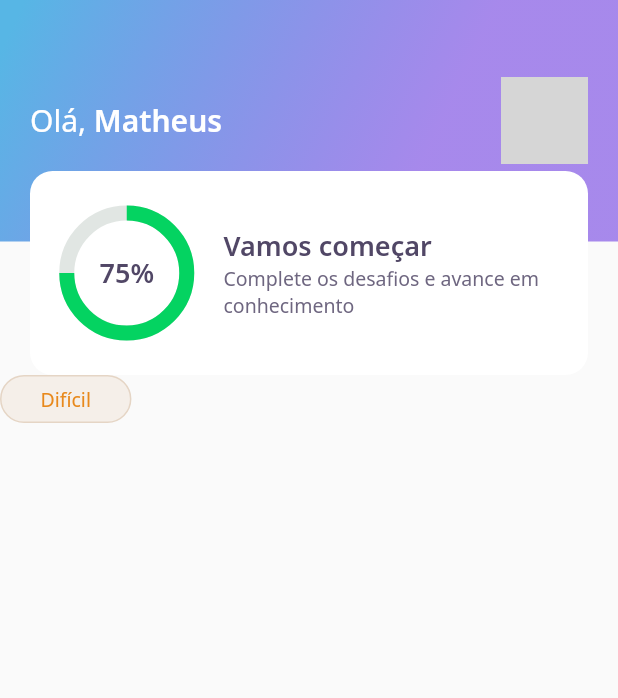
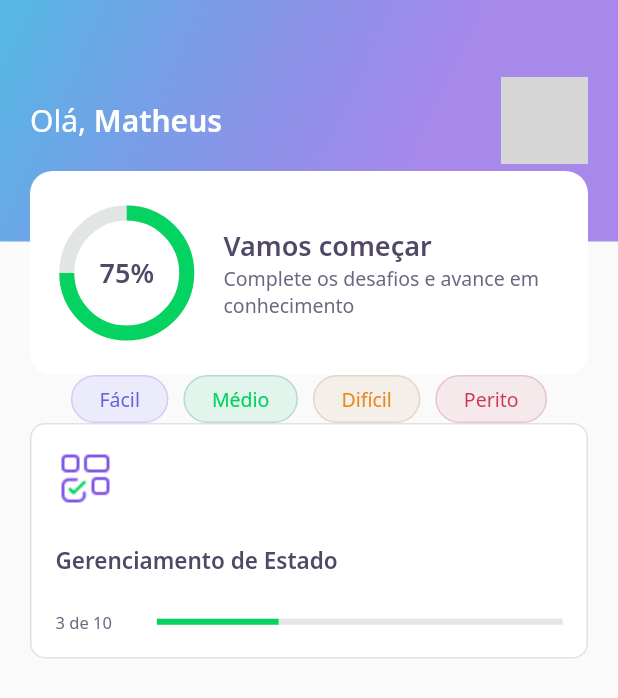
Before and after one commit to MathSilms/first-flutter-project, a Flutter app: the screen it shows after launch, on a phone screen of 412 x 824 dp. Shown: the top 698 px of the screen. Run offline on Flutter 3.47's test engine with Material 2 defaults, Android fonts, the phone set to English and light mode, and no system bars; our stand-ins replace google_fonts; network calls fail; grey boxes are pictures that could not be loaded.

Commit message:
ajustando o botão de nível

```diff
--- a/devquiz/lib/home/home_page.dart
+++ b/devquiz/lib/home/home_page.dart
@@ -1,5 +1,6 @@
 import 'package:DevQuiz/home/widgets/appbar/appbar.widget.dart';
 import 'package:DevQuiz/home/widgets/level_button/level_button_widget.dart';
+import 'package:DevQuiz/home/widgets/quiz_card/quiz_card_widget.dart';
 import 'package:flutter/material.dart';
 
 class HomePage extends StatefulWidget {
@@ -14,7 +15,30 @@ class _HomePageState extends State<HomePage> {
   Widget build(BuildContext context) {
     return Scaffold(
       appBar: AppBarWidget(),
-      body: LevelButtonWidget(label: 'Difícil'),
+      body: Padding(
+        padding: const EdgeInsets.symmetric(horizontal: 20),
+        child: Column(
+          children: [
+            SizedBox(
+              height: 32,
+              child: ListView(
+                scrollDirection: Axis.horizontal,
+                shrinkWrap: true,
+                children: [
+                  LevelButtonWidget(label: 'Fácil'),
+                  SizedBox(width: 10),
+                  LevelButtonWidget(label: 'Médio'),
+                  SizedBox(width: 10),
+                  LevelButtonWidget(label: 'Difícil'),
+                  SizedBox(width: 10),
+                  LevelButtonWidget(label: 'Perito'),
+                ],
+              ),
+            ),
+            QuizCardWidget(),
+          ],
+        ),
+      ),
     );
   }
 }
--- a/devquiz/lib/home/widgets/chart/chart_widget.dart
+++ b/devquiz/lib/home/widgets/chart/chart_widget.dart
@@ -5,8 +5,8 @@ class ChartWidget extends StatelessWidget {
   @override
   Widget build(BuildContext context) {
     return Container(
-      width: 90,
-      height: 90,
+      width: 80,
+      height: 80,
       child: Stack(
         children: [
           Center(
--- a/devquiz/lib/home/widgets/level_button/level_button_widget.dart
+++ b/devquiz/lib/home/widgets/level_button/level_button_widget.dart
@@ -1,20 +1,18 @@
 import 'package:DevQuiz/core/app_colors.dart';
-import 'package:DevQuiz/core/core.dart';
 import 'package:flutter/material.dart';
 import 'package:google_fonts/google_fonts.dart';
 
 class LevelButtonWidget extends StatelessWidget {
   final String label;
-
   LevelButtonWidget({Key? key, required this.label})
-      : assert(['Fácil', 'Médio', 'Difícil', 'Perito'].contains(label)),
+      : assert(["Fácil", "Médio", "Difícil", "Perito"].contains(label)),
         super(key: key);
 
   final config = {
     "Fácil": {
-      "color": AppColors.levelButtonMedio,
-      "borderColor": AppColors.levelButtonBorderMedio,
-      "fontColor": AppColors.levelButtonTextMedio,
+      "color": AppColors.levelButtonFacil,
+      "borderColor": AppColors.levelButtonBorderFacil,
+      "fontColor": AppColors.levelButtonTextFacil,
     },
     "Médio": {
       "color": AppColors.levelButtonMedio,
@@ -30,9 +28,9 @@ class LevelButtonWidget extends StatelessWidget {
       "color": AppColors.levelButtonPerito,
       "borderColor": AppColors.levelButtonBorderPerito,
       "fontColor": AppColors.levelButtonTextPerito,
-    }
+    },
   };
-  //28:39
+
   Color get color => config[label]!['color']!;
   Color get borderColor => config[label]!['borderColor']!;
   Color get fontColor => config[label]!['fontColor']!;
@@ -41,19 +39,16 @@ class LevelButtonWidget extends StatelessWidget {
   Widget build(BuildContext context) {
     return Container(
       decoration: BoxDecoration(
+        color: color,
+        border: Border.fromBorderSide(BorderSide(
+          color: borderColor,
+        )),
         borderRadius: BorderRadius.circular(28),
-        color: color,
-        border: Border.fromBorderSide(
-          BorderSide(color: borderColor),
-        ),
       ),
       child: Padding(
-        padding: const EdgeInsets.symmetric(horizontal: 26, vertical: 6),
+        padding: const EdgeInsets.symmetric(horizontal: 18, vertical: 6),
         child: Text(label,
-            style: GoogleFonts.notoSans(
-              color: fontColor,
-              fontSize: 13,
-            )),
+            style: GoogleFonts.notoSans(color: fontColor, fontSize: 13)),
       ),
     );
   }
--- /dev/null
+++ b/devquiz/lib/home/widgets/quiz_card/quiz_card_widget.dart
@@ -0,0 +1,60 @@
+import 'package:DevQuiz/core/app_colors.dart';
+import 'package:DevQuiz/core/app_images.dart';
+import 'package:DevQuiz/core/app_text_styles.dart';
+import 'package:flutter/material.dart';
+
+class QuizCardWidget extends StatelessWidget {
+  const QuizCardWidget({Key? key}) : super(key: key);
+
+  @override
+  Widget build(BuildContext context) {
+    return Container(
+      padding: EdgeInsets.all(16),
+      decoration: BoxDecoration(
+          border: Border.fromBorderSide(
+            BorderSide(
+              color: AppColors.border,
+            ),
+          ),
+          color: AppColors.white,
+          borderRadius: BorderRadius.circular(10)),
+      child: Column(
+        crossAxisAlignment: CrossAxisAlignment.start,
+        children: [
+          Container(
+            height: 40,
+            width: 40,
+            child: Image.asset(AppImages.blocks),
+          ),
+          SizedBox(
+            height: 24,
+          ),
+          Text(
+            "Gerenciamento de Estado",
+            style: AppTextStyles.heading15,
+          ),
+          SizedBox(
+            height: 24,
+          ),
+          Row(
+            children: [
+              Expanded(
+                flex: 1,
+                child: Text("3 de 10", style: AppTextStyles.body11),
+              ),
+              Expanded(
+                flex: 4,
+                child: LinearProgressIndicator(
+                  value: 0.3,
+                  backgroundColor: AppColors.chartSecondary,
+                  valueColor:
+                      AlwaysStoppedAnimation<Color>(AppColors.chartPrimary),
+                ),
+              )
+            ],
+          )
+        ],
+      ),
+    );
+  }
+}
```
